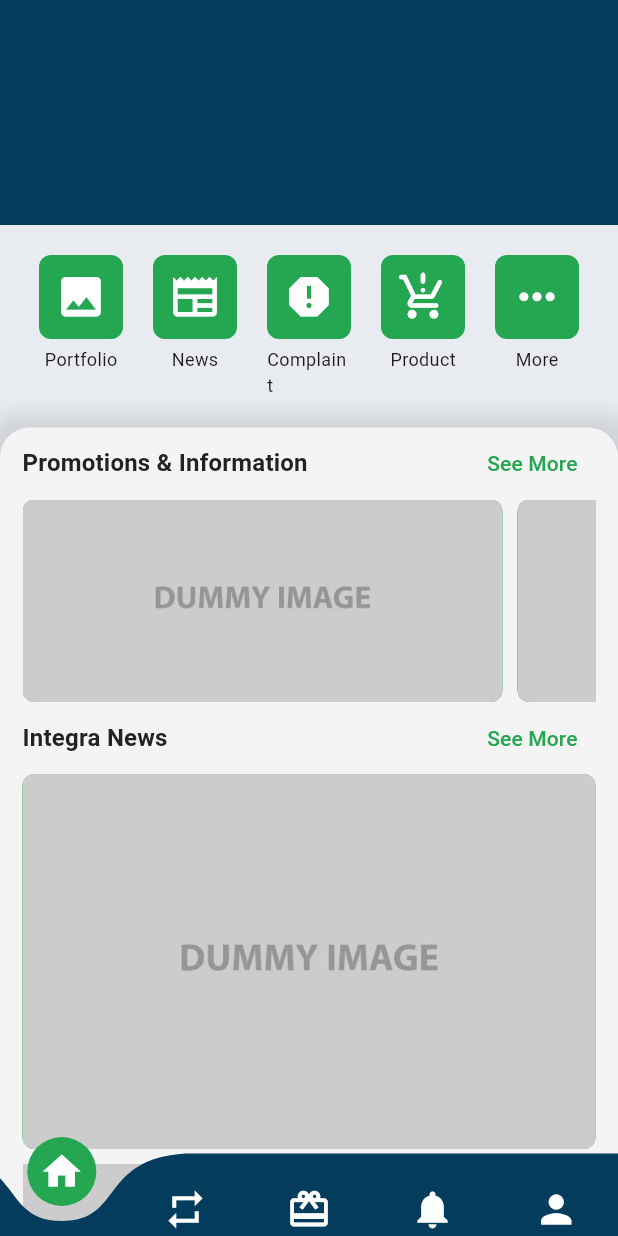
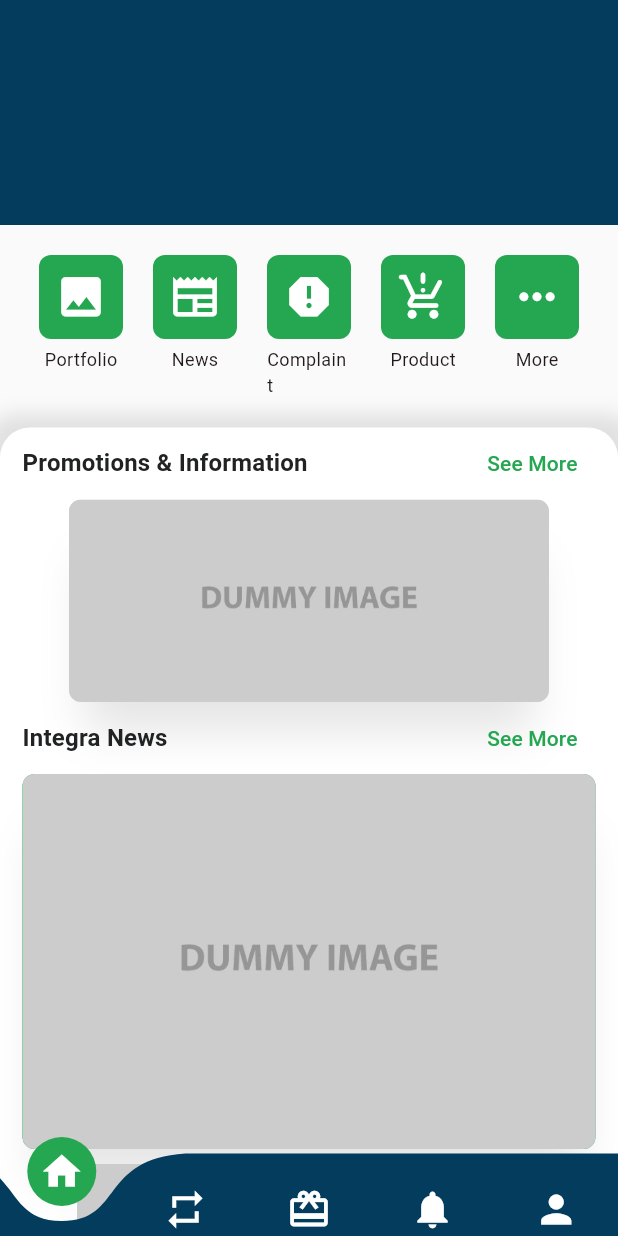
Before and after one commit to marwansaputro/aplikasi_pengaduan_flutter, a Flutter app: the screen it shows after launch, on a phone screen of 412 x 824 dp. Run offline on Flutter 3.47's test engine with Material 3 defaults, Android fonts, the light colour scheme and no system bars; drawn by our look-alikes of curved_navigation_bar; missing offline and left inert: svg_icon.

Commit message:
Change Background

```diff
--- a/lib/screens/beranda/section_beranda/body_beranda.dart
+++ b/lib/screens/beranda/section_beranda/body_beranda.dart
@@ -25,7 +25,7 @@ class _BodyBerandaState extends State<BodyBeranda> {
   @override
   Widget build(BuildContext context) {
     return Container(
-      color: primaryGrey,
+      color: grey,
       child: ListView(
         children: [
           Padding(
@@ -35,9 +35,8 @@ class _BodyBerandaState extends State<BodyBeranda> {
               children: [
                 const SectionMenu(),
                 Container(
-                  constraints: const BoxConstraints(
-                    maxWidth: double.infinity,
-                  ),
+                  width: double.infinity,
+                  constraints: const BoxConstraints(maxWidth: 500),
                   decoration: BoxDecoration(
                       borderRadius: const BorderRadius.only(
                         topLeft: Radius.circular(20),
@@ -53,7 +52,7 @@ class _BodyBerandaState extends State<BodyBeranda> {
                             spreadRadius: 10,
                             offset: const Offset(1, 1)),
                       ],
-                      color: grey),
+                      color: white),
                   child: const Padding(
                     padding: paddingMobile,
                     child: Column(
@@ -63,7 +62,7 @@ class _BodyBerandaState extends State<BodyBeranda> {
                         SectionTitleNews(),
                         SectionNews(),
                         SizedBox(
-                          height: 25,
+                          height: 100,
                         )
                       ],
                     ),
--- a/lib/screens/beranda/section_beranda/section_iklan.dart
+++ b/lib/screens/beranda/section_beranda/section_iklan.dart
@@ -20,33 +20,15 @@ class SectionIklan extends StatelessWidget {
             height: 135,
             decoration: BoxDecoration(
               borderRadius: BorderRadius.circular(8),
-              color: primaryGreen,
-              image: const DecorationImage(
-                  image: AssetImage(
-                    pathImageDummyImage,
-                  ),
-                  fit: BoxFit.cover),
-            ),
-          ),
-          Container(
-            width: 320,
-            height: 135,
-            decoration: BoxDecoration(
-              borderRadius: BorderRadius.circular(8),
-              color: primaryGreen,
-              image: const DecorationImage(
-                  image: AssetImage(
-                    pathImageDummyImage,
-                  ),
-                  fit: BoxFit.cover),
-            ),
-          ),
-          Container(
-            width: 320,
-            height: 135,
-            decoration: BoxDecoration(
-              borderRadius: BorderRadius.circular(8),
-              color: primaryGreen,
+              color: primaryGrey,
+              boxShadow: [
+                BoxShadow(
+                    color:
+                        Theme.of(context).colorScheme.shadow.withOpacity(0.10),
+                    blurRadius: 25,
+                    spreadRadius: -10,
+                    offset: const Offset(0, 30)),
+              ],
               image: const DecorationImage(
                   image: AssetImage(
                     pathImageDummyImage,
--- a/lib/screens/beranda/section_beranda/section_news.dart
+++ b/lib/screens/beranda/section_beranda/section_news.dart
@@ -18,6 +18,13 @@ class SectionNews extends StatelessWidget {
           decoration: BoxDecoration(
             borderRadius: BorderRadius.circular(8),
             color: primaryGreen,
+            boxShadow: [
+              BoxShadow(
+                  color: Theme.of(context).colorScheme.shadow.withOpacity(0.10),
+                  blurRadius: 25,
+                  spreadRadius: -10,
+                  offset: const Offset(0, 30)),
+            ],
             image: const DecorationImage(
                 image: AssetImage(
                   pathImageDummyImage,
@@ -32,47 +39,9 @@ class SectionNews extends StatelessWidget {
           scrollDirection: Axis.horizontal,
           child: IRow(
             gap: 10,
-            children: [
-              Container(
-                width: 150,
-                height: 150,
-                decoration: BoxDecoration(
-                  borderRadius: BorderRadius.circular(8),
-                  color: white,
-                ),
-                alignment: Alignment.topCenter,
-                child: Image.asset(pathImageDummyImage),
-              ),
-              Container(
-                width: 150,
-                height: 150,
-                decoration: BoxDecoration(
-                  borderRadius: BorderRadius.circular(8),
-                  color: white,
-                ),
-                alignment: Alignment.topCenter,
-                child: Image.asset(pathImageDummyImage),
-              ),
-              Container(
-                width: 150,
-                height: 150,
-                decoration: BoxDecoration(
-                  borderRadius: BorderRadius.circular(8),
-                  color: white,
-                ),
-                alignment: Alignment.topCenter,
-                child: Image.asset(pathImageDummyImage),
-              ),
-              Container(
-                width: 150,
-                height: 150,
-                decoration: BoxDecoration(
-                  borderRadius: BorderRadius.circular(8),
-                  color: white,
-                ),
-                alignment: Alignment.topCenter,
-                child: Image.asset(pathImageDummyImage),
-              ),
+            children: const [
+              SubNews(image: pathImageDummyImage),
+              SubNews(image: pathImageDummyImage),
             ],
           ),
         ),
@@ -80,3 +49,32 @@ class SectionNews extends StatelessWidget {
     );
   }
 }
+
+class SubNews extends StatelessWidget {
+  const SubNews({
+    required this.image,
+    super.key,
+  });
+
+  final String image;
+
+  @override
+  Widget build(BuildContext context) {
+    return Container(
+        width: 150,
+        height: 150,
+        decoration: BoxDecoration(
+          borderRadius: BorderRadius.circular(8),
+          color: white,
+          boxShadow: [
+            BoxShadow(
+                color: Theme.of(context).colorScheme.shadow.withOpacity(0.10),
+                blurRadius: 25,
+                spreadRadius: -10,
+                offset: const Offset(0, 30)),
+          ],
+        ),
+        alignment: Alignment.topCenter,
+        child: Image.asset(image));
+  }
+}
--- a/lib/screens/profile/menu_profile/menu_profile.dart
+++ b/lib/screens/profile/menu_profile/menu_profile.dart
@@ -26,8 +26,8 @@ class MenuProfile extends StatelessWidget {
           borderRadius: BorderRadius.circular(8),
         ),
         backgroundColor: white,
-        // elevation: 30,
-        // shadowColor: Theme.of(context).colorScheme.shadow.withOpacity(0.2),
+        elevation: 20,
+        shadowColor: Theme.of(context).colorScheme.shadow.withOpacity(0.3),
 
         // boxShadow: [
         //                 BoxShadow(
--- a/lib/screens/profile/screen_profile.dart
+++ b/lib/screens/profile/screen_profile.dart
@@ -13,7 +13,7 @@ class _ScreenProfileState extends State<ScreenProfile> {
   @override
   Widget build(BuildContext context) {
     return const Scaffold(
-      backgroundColor: primaryGrey,
+      backgroundColor: grey,
       body: BodyProfile(),
     );
   }
--- a/lib/screens/profile/section_profile/help_center/screen_help_center.dart
+++ b/lib/screens/profile/section_profile/help_center/screen_help_center.dart
@@ -13,7 +13,7 @@ class _ScreenHelpCenterState extends State<ScreenHelpCenter> {
   @override
   Widget build(BuildContext context) {
     return Scaffold(
-      backgroundColor: primaryGrey,
+      backgroundColor: grey,
       appBar: AppBar(
         title: Text(
           "Help Center",
@@ -22,7 +22,7 @@ class _ScreenHelpCenterState extends State<ScreenHelpCenter> {
               .headlineSmall
               ?.copyWith(color: black, fontWeight: FontWeight.w600),
         ),
-        backgroundColor: Colors.white,
+        backgroundColor: white,
         elevation: 0,
         iconTheme: const IconThemeData(color: black),
       ),
--- a/lib/screens/profile/section_profile/help_center/section_help_center/section_contact_us.dart
+++ b/lib/screens/profile/section_profile/help_center/section_help_center/section_contact_us.dart
@@ -43,6 +43,16 @@ class SectionContactUs extends StatelessWidget {
               decoration: BoxDecoration(
                 borderRadius: BorderRadius.circular(8),
                 color: darkblue,
+                boxShadow: [
+                  BoxShadow(
+                      color: Theme.of(context)
+                          .colorScheme
+                          .shadow
+                          .withOpacity(0.25),
+                      blurRadius: 25,
+                      spreadRadius: -10,
+                      offset: const Offset(0, 30)),
+                ],
               ),
               child: Padding(
                 padding: const EdgeInsets.all(15),
--- a/lib/screens/profile/section_profile/history/screen_history.dart
+++ b/lib/screens/profile/section_profile/history/screen_history.dart
@@ -13,7 +13,7 @@ class _ScreenHistoryState extends State<ScreenHistory> {
   @override
   Widget build(BuildContext context) {
     return Scaffold(
-      backgroundColor: primaryGrey,
+      backgroundColor: grey,
       appBar: AppBar(
         title: Text(
           "History List",
--- a/lib/screens/profile/section_profile/history/section_history/detail/screen_detail_complaint.dart
+++ b/lib/screens/profile/section_profile/history/section_history/detail/screen_detail_complaint.dart
@@ -13,7 +13,7 @@ class _ScreenDetailComplaintState extends State<ScreenDetailComplaint> {
   @override
   Widget build(BuildContext context) {
     return Scaffold(
-      backgroundColor: primaryGrey,
+      backgroundColor: grey,
       appBar: AppBar(
         title: Text(
           'Detail Complaint',
--- a/lib/screens/profile/section_profile/history/section_history/detail/section_detail/section_detail_complaint.dart
+++ b/lib/screens/profile/section_profile/history/section_history/detail/section_detail/section_detail_complaint.dart
@@ -96,7 +96,8 @@ class StatusColor extends StatelessWidget {
           padding: const EdgeInsets.all(15.0),
           shape: RoundedRectangleBorder(borderRadius: BorderRadius.circular(8)),
           backgroundColor: Colors.white,
-          shadowColor: primaryGreen,
+          elevation: 20,
+          shadowColor: Theme.of(context).colorScheme.shadow.withOpacity(0.3),
         ),
         onPressed: press,
         child: Row(
@@ -153,7 +154,8 @@ class MenuProfile extends StatelessWidget {
           padding: const EdgeInsets.all(15.0),
           shape: RoundedRectangleBorder(borderRadius: BorderRadius.circular(8)),
           backgroundColor: white,
-          shadowColor: primaryGreen,
+          elevation: 20,
+          shadowColor: Theme.of(context).colorScheme.shadow.withOpacity(0.3),
         ),
         onPressed: press,
         child: Row(
--- a/lib/screens/profile/section_profile/history/section_history/section_list_history.dart
+++ b/lib/screens/profile/section_profile/history/section_history/section_list_history.dart
@@ -65,8 +65,9 @@ class Complaint extends StatelessWidget {
         foregroundColor: primaryGreen,
         padding: const EdgeInsets.all(10.0),
         shape: RoundedRectangleBorder(borderRadius: BorderRadius.circular(8)),
-        backgroundColor: Colors.white,
-        shadowColor: primaryGreen,
+        backgroundColor: white,
+        elevation: 20,
+        shadowColor: Theme.of(context).colorScheme.shadow.withOpacity(0.3),
       ),
       onPressed: press,
       child: Row(
--- a/lib/value/theme.dart
+++ b/lib/value/theme.dart
@@ -5,10 +5,10 @@ const black = Color(0xff202223);
 const darkblue = Color(0xFF033C5C);
 const primaryGreen = Color(0xff25A751);
 const white = Color(0xffFFFFFF);
-const primaryGrey = Color(0xffe8ebef);
-const grey = Color(0xFFF4F4F4);
+const primaryGrey = Color(0xFFE0E0E0);
+const grey = Color(0xFFFAFAFA);
 const darkGrey = Color(0xFF898989);
-const gold = Color(0xffFAD97F);
+const gold = Color.fromARGB(255, 201, 201, 201);
 
 final nLightTheme = ThemeData.light().copyWith(
   colorScheme: ColorScheme.fromSeed(
```
